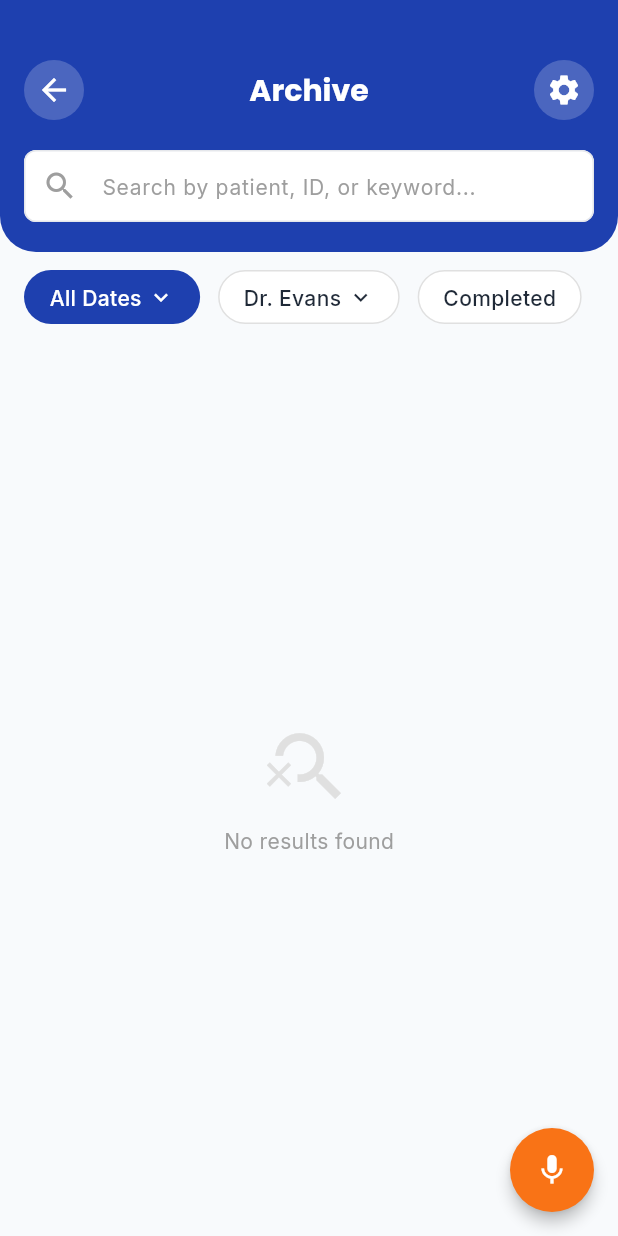
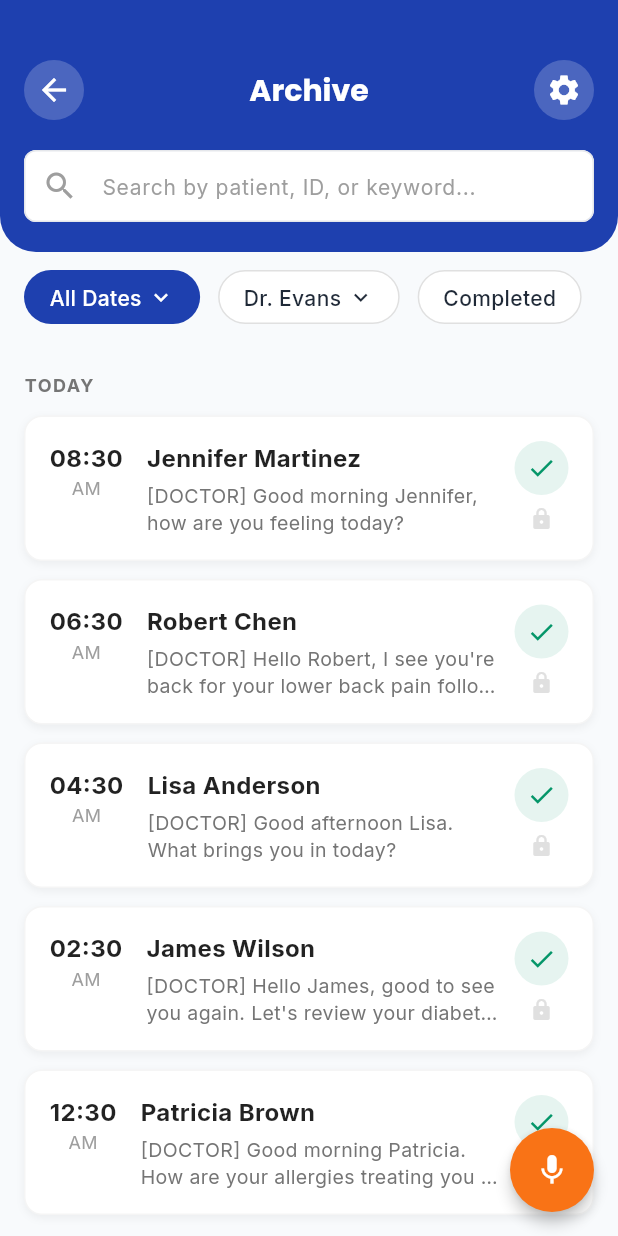
Before and after one commit to itshae43/MediTranscribe_Pro, a Flutter app: the screen it shows after launch, after a tap on "View All", on a phone screen of 412 x 824 dp. Run offline on Flutter 3.47's test engine with Material 3 defaults, Android fonts, the phone set to English and light mode, and no system bars; our stand-ins replace connectivity_plus, dio, flutter_animate, flutter_dotenv, flutter_riverpod, google_fonts and 5 more; missing offline and left inert: encrypt, record; accounts and stored records are empty; network calls fail.

Commit message:
add 5 waiting + 5 completed demo patients with full transcripts, fix Schedule label width

```diff
--- a/lib/providers/consultation_provider.dart
+++ b/lib/providers/consultation_provider.dart
@@ -163,14 +163,37 @@ class ConsultationsListNotifier extends StateNotifier<AsyncValue<List<Consultati
   List<Consultation> _generateMockWaitingList() {
     final now = DateTime.now();
     return [
+      // ===== 5 WAITING PATIENTS =====
       Consultation(
         id: const Uuid().v4(),
-        patientId: 'David Carter',
+        patientId: 'Mr. Johnson',
         doctorId: 'doctor_001',
-        chiefComplaint: 'Severe migraine with aura, sensitivity to light. Recurring episode.',
-        consultationType: 'Follow-up',
+        chiefComplaint: 'Pain in his chest and shortness of breath',
+        consultationType: 'Urgent Care',
         audioDuration: 0,
-        createdAt: now.add(const Duration(minutes: 15)),
+        createdAt: now.add(const Duration(minutes: 5)),
+        status: 'waiting',
+        isEncrypted: false,
+      ),
+      Consultation(
+        id: const Uuid().v4(),
+        patientId: 'Sarah Williams',
+        doctorId: 'doctor_001',
+        chiefComplaint: 'Persistent dry cough and fever for 3 days. Sore throat and body aches.',
+        consultationType: 'New Assessment',
+        audioDuration: 0,
+        createdAt: now.add(const Duration(minutes: 20)),
+        status: 'waiting',
+        isEncrypted: false,
+      ),
+      Consultation(
+        id: const Uuid().v4(),
+        patientId: 'Michael Rodriguez',
+        doctorId: 'doctor_001',
+        chiefComplaint: 'Left knee pain after falling during soccer practice. Swelling observed.',
+        consultationType: 'New Assessment',
+        audioDuration: 0,
+        createdAt: now.add(const Duration(minutes: 35)),
         status: 'waiting',
         isEncrypted: false,
       ),
@@ -178,34 +201,219 @@ class ConsultationsListNotifier extends StateNotifier<AsyncValue<List<Consultati
         id: const Uuid().v4(),
         patientId: 'Emma Thompson',
         doctorId: 'doctor_001',
-        chiefComplaint: 'BP Review. Recent readings high in mornings.',
+        chiefComplaint: 'Blood pressure follow-up. Recent readings high in mornings (150/95).',
         consultationType: 'Follow-up',
         audioDuration: 0,
-        createdAt: now.add(const Duration(minutes: 45)),
+        createdAt: now.add(const Duration(minutes: 50)),
         status: 'waiting',
         isEncrypted: false,
       ),
       Consultation(
         id: const Uuid().v4(),
-        patientId: 'Michael Rodriguez',
+        patientId: 'David Carter',
         doctorId: 'doctor_001',
-        chiefComplaint: 'Left knee pain after falling during soccer practice.',
-        consultationType: 'New Assessment',
+        chiefComplaint: 'Severe migraine with aura, sensitivity to light. Recurring for 2 weeks.',
+        consultationType: 'Follow-up',
         audioDuration: 0,
-        createdAt: now.add(const Duration(hours: 1, minutes: 15)),
+        createdAt: now.add(const Duration(hours: 1)),
         status: 'waiting',
         isEncrypted: false,
       ),
+
+      // ===== 5 COMPLETED PATIENTS WITH FULL TRANSCRIPTS =====
       Consultation(
-        id: const Uuid().v4(),
-        patientId: 'Sarah Conner',
+        id: 'completed_001',
+        patientId: 'Jennifer Martinez',
         doctorId: 'doctor_001',
-        chiefComplaint: 'Persistent dry cough and fever for 3 days.',
-        consultationType: 'Urgent Care',
-        audioDuration: 0,
-        createdAt: now.add(const Duration(hours: 2)),
-        status: 'waiting',
-        isEncrypted: false,
+        chiefComplaint: 'Annual physical examination and blood work review',
+        consultationType: 'General Checkup',
+        audioDuration: 312, // 5m 12s
+        createdAt: now.subtract(const Duration(hours: 2)),
+        status: 'finalized',
+        isEncrypted: true,
+        transcript: '''[DOCTOR] Good morning Jennifer, how are you feeling today?
+[PATIENT] Good morning Doctor. I'm feeling well overall, just here for my annual checkup.
+[DOCTOR] That's great to hear. I've reviewed your blood work results from last week. Let me go through them with you.
+[PATIENT] Sure, I've been a bit anxious about those results.
+[DOCTOR] No need to worry. Your cholesterol levels have improved significantly since last year. Your LDL is now at 110, down from 145.
+[PATIENT] Oh that's wonderful news! I've been trying to eat healthier and exercise more.
+[DOCTOR] It's clearly working. Your HDL is also in a good range at 55. Blood sugar levels are normal at 95 mg/dL.
+[PATIENT] I was worried about diabetes since it runs in my family.
+[DOCTOR] Your levels are well within normal range. However, given your family history, we should continue monitoring annually.
+[PATIENT] That makes sense. What about my blood pressure?
+[DOCTOR] Your blood pressure today is 120 over 78, which is excellent. Heart rate is 72 beats per minute.
+[PATIENT] That's a relief. I've been doing cardio three times a week.
+[DOCTOR] Keep up the good work. Your weight is stable at 145 pounds, and your BMI is 23, which is healthy.
+[PATIENT] Thank you Doctor. Is there anything else I should be doing?
+[DOCTOR] I'd recommend continuing your current lifestyle. Maybe add some vitamin D supplementation since your levels are slightly low.
+[PATIENT] How much vitamin D should I take?
+[DOCTOR] I'd suggest 2000 IU daily. You can get it over the counter. Also, make sure you're getting enough calcium for bone health.
+[PATIENT] I'll pick some up today. Should I come back for another checkup soon?
+[DOCTOR] Let's schedule your next annual physical for the same time next year. If you notice any concerning symptoms before then, don't hesitate to call.
+[PATIENT] Thank you so much Doctor. I appreciate the thorough review.
+[DOCTOR] You're welcome Jennifer. Take care and keep up the healthy habits!''',
+        clinicalNotes: {
+          'diagnoses': ['Healthy adult', 'Low Vitamin D'],
+          'medications': ['Vitamin D3 2000 IU daily', 'Calcium 500mg daily'],
+          'followUp': 'Annual physical in 12 months',
+        },
+      ),
+      Consultation(
+        id: 'completed_002',
+        patientId: 'Robert Chen',
+        doctorId: 'doctor_001',
+        chiefComplaint: 'Chronic lower back pain for 6 weeks, worsening with sitting',
+        consultationType: 'Follow-up',
+        audioDuration: 285, // 4m 45s
+        createdAt: now.subtract(const Duration(hours: 4)),
+        status: 'finalized',
+        isEncrypted: true,
+        transcript: '''[DOCTOR] Hello Robert, I see you're back for your lower back pain follow-up. How has it been since our last visit?
+[PATIENT] Hi Doctor. The pain is still there, especially when I sit for long periods at work. It's gotten a bit worse actually.
+[DOCTOR] I'm sorry to hear that. On a scale of 1 to 10, how would you rate the pain now?
+[PATIENT] I'd say about a 6 or 7. Sometimes it shoots down my left leg too.
+[DOCTOR] That radiating pain is concerning. It could indicate some nerve involvement. Let me examine you.
+[PATIENT] Sure Doctor. It really bothers me during work meetings.
+[DOCTOR] I can feel some muscle tension in your lower lumbar region. Can you bend forward for me?
+[PATIENT] It hurts when I do that. There's a pulling sensation.
+[DOCTOR] Based on my examination and your symptoms, I'd like to order an MRI of your lumbar spine to rule out any disc issues.
+[PATIENT] Do you think it could be a herniated disc?
+[DOCTOR] It's possible. The radiating pain down your leg suggests possible nerve compression. The MRI will give us a clearer picture.
+[PATIENT] That sounds serious. What can I do in the meantime?
+[DOCTOR] I'll prescribe a muscle relaxant to help with the tension, and continue with the anti-inflammatory medication.
+[PATIENT] Should I still do the stretches you recommended last time?
+[DOCTOR] Yes, gentle stretching is good, but avoid any exercises that increase your pain. I'm also going to refer you to physical therapy.
+[PATIENT] How often would I need to go to physical therapy?
+[DOCTOR] Typically two to three times per week for about four to six weeks. The therapist will teach you exercises to strengthen your core.
+[PATIENT] Okay Doctor, I'll make sure to follow through with everything.
+[DOCTOR] Great. Let's schedule the MRI for this week and I'll see you back in two weeks to review the results.''',
+        clinicalNotes: {
+          'diagnoses': ['Lumbar radiculopathy', 'Suspected disc herniation L4-L5'],
+          'medications': ['Cyclobenzaprine 10mg', 'Ibuprofen 600mg TID'],
+          'followUp': 'MRI lumbar spine, Physical therapy referral, Follow-up in 2 weeks',
+        },
+      ),
+      Consultation(
+        id: 'completed_003',
+        patientId: 'Lisa Anderson',
+        doctorId: 'doctor_001',
+        chiefComplaint: 'Anxiety and difficulty sleeping for the past month',
+        consultationType: 'New Assessment',
+        audioDuration: 340, // 5m 40s
+        createdAt: now.subtract(const Duration(hours: 6)),
+        status: 'finalized',
+        isEncrypted: true,
+        transcript: '''[DOCTOR] Good afternoon Lisa. What brings you in today?
+[PATIENT] Hi Doctor. I've been really struggling with anxiety and I can't sleep properly for the past month.
+[DOCTOR] I'm sorry to hear that. Can you tell me more about what you're experiencing?
+[PATIENT] I constantly feel worried and on edge. My heart races sometimes and I have trouble concentrating at work.
+[DOCTOR] How has this affected your sleep specifically?
+[PATIENT] I lie awake for hours thinking about things. Even when I fall asleep, I wake up multiple times during the night.
+[DOCTOR] On average, how many hours of sleep are you getting per night?
+[PATIENT] Maybe 4 or 5 hours on a good night. Sometimes less.
+[DOCTOR] That's significantly less than the recommended 7 to 8 hours. Has anything changed in your life recently that might have triggered this?
+[PATIENT] Work has been extremely stressful. We had layoffs and I've been worried about my job security.
+[DOCTOR] Work stress is a very common trigger for anxiety. Have you noticed any physical symptoms like headaches or stomach issues?
+[PATIENT] Yes, I've been getting tension headaches almost daily and my appetite has decreased.
+[DOCTOR] Thank you for sharing that. Have you experienced anxiety like this before?
+[PATIENT] Not to this extent. I've always been a bit of a worrier but this feels different.
+[DOCTOR] I understand. Based on what you're describing, it sounds like you're experiencing generalized anxiety disorder. This is very treatable.
+[PATIENT] What kind of treatment would you recommend?
+[DOCTOR] I'd like to start with a combination approach. First, I'll prescribe a low-dose SSRI medication which helps with both anxiety and sleep.
+[PATIENT] Are there any side effects I should know about?
+[DOCTOR] Some people experience mild nausea or headaches initially, but these usually resolve within a week or two.
+[DOCTOR] I'd also recommend seeing a therapist for cognitive behavioral therapy. It's very effective for anxiety.
+[PATIENT] I've heard about that. I'm willing to try therapy.
+[DOCTOR] Great. I also want you to practice good sleep hygiene - no screens before bed, keep a regular sleep schedule, and avoid caffeine after noon.
+[PATIENT] I do drink a lot of coffee. I'll try to cut back.
+[DOCTOR] That will help. Let's schedule a follow-up in four weeks to see how you're responding to the medication.''',
+        clinicalNotes: {
+          'diagnoses': ['Generalized Anxiety Disorder (F41.1)', 'Insomnia secondary to anxiety'],
+          'medications': ['Sertraline 25mg daily, increase to 50mg after 1 week'],
+          'followUp': 'Referral to therapist for CBT, Follow-up in 4 weeks',
+        },
+      ),
+      Consultation(
+        id: 'completed_004',
+        patientId: 'James Wilson',
+        doctorId: 'doctor_001',
+        chiefComplaint: 'Diabetes management and medication adjustment',
+        consultationType: 'Follow-up',
+        audioDuration: 298, // 4m 58s
+        createdAt: now.subtract(const Duration(hours: 8)),
+        status: 'finalized',
+        isEncrypted: true,
+        transcript: '''[DOCTOR] Hello James, good to see you again. Let's review your diabetes management today.
+[PATIENT] Hi Doctor. I've been checking my blood sugar regularly like you asked.
+[DOCTOR] Excellent. What have your readings been like?
+[PATIENT] My fasting glucose has been between 140 and 160. After meals it sometimes goes up to 200.
+[DOCTOR] Those numbers are still a bit high. We should aim for fasting glucose under 130 and post-meal under 180.
+[PATIENT] I was afraid of that. I've been trying to watch my carbs.
+[DOCTOR] Let me check your HbA1c from last week. It's at 7.8%, which is slightly above our target of 7%.
+[PATIENT] What does that mean exactly?
+[DOCTOR] HbA1c gives us a picture of your average blood sugar over the past three months. 7.8% means we need to make some adjustments.
+[PATIENT] Do I need more medication?
+[DOCTOR] I'd like to increase your Metformin dose from 500mg to 850mg twice daily. This should help with fasting numbers.
+[PATIENT] Will that cause any stomach issues?
+[DOCTOR] It might initially. Make sure to take it with meals to minimize any digestive discomfort.
+[DOCTOR] I also want to add a medication called Empagliflozin. It works differently and helps protect your kidneys as well.
+[PATIENT] How does that one work?
+[DOCTOR] It helps your kidneys excrete excess glucose through urine. You might notice you urinate more frequently initially.
+[PATIENT] Okay, I can manage that. What about my diet?
+[DOCTOR] I'd recommend reducing portion sizes at dinner and avoiding white rice and bread. Choose whole grains instead.
+[PATIENT] My wife has been cooking more vegetables lately.
+[DOCTOR] That's wonderful. Also try to walk for 30 minutes after your largest meal. It really helps with blood sugar control.
+[PATIENT] I can do that. The weather has been nice for walking.
+[DOCTOR] Perfect. I want to see you back in 6 weeks to recheck your HbA1c and see how you're doing on the new regimen.
+[PATIENT] Thank you Doctor. I'll work harder on my diet and exercise.
+[DOCTOR] You're doing well James. Small consistent changes make a big difference over time.''',
+        clinicalNotes: {
+          'diagnoses': ['Type 2 Diabetes Mellitus - suboptimally controlled', 'HbA1c 7.8%'],
+          'medications': ['Metformin 850mg BID', 'Empagliflozin 10mg daily'],
+          'followUp': 'Repeat HbA1c in 6 weeks, Nutrition counseling recommended',
+        },
+      ),
+      Consultation(
+        id: 'completed_005',
+        patientId: 'Patricia Brown',
+        doctorId: 'doctor_001',
+        chiefComplaint: 'Seasonal allergies and sinus congestion',
+        consultationType: 'Follow-up',
+        audioDuration: 265, // 4m 25s
+        createdAt: now.subtract(const Duration(hours: 10)),
+        status: 'finalized',
+        isEncrypted: true,
+        transcript: '''[DOCTOR] Good morning Patricia. How are your allergies treating you this season?
+[PATIENT] Good morning Doctor. They're terrible this year. My nose is constantly stuffed and my eyes are so itchy.
+[DOCTOR] Allergy season has been particularly bad this spring. When did your symptoms start?
+[PATIENT] About three weeks ago when all the trees started blooming. I've been miserable ever since.
+[DOCTOR] What have you been taking to manage the symptoms?
+[PATIENT] Over-the-counter Claritin, but it doesn't seem to be helping much anymore.
+[DOCTOR] Loratadine can lose effectiveness over time. Let's try a different antihistamine.
+[PATIENT] I've also been using nasal spray but it only helps for a few hours.
+[DOCTOR] Which nasal spray have you been using?
+[PATIENT] The decongestant one from the pharmacy. Afrin I think.
+[DOCTOR] Ah, you need to be careful with Afrin. Using it for more than 3 days can cause rebound congestion and make things worse.
+[PATIENT] Oh no, I've been using it for two weeks!
+[DOCTOR] That explains why your congestion has been so persistent. We need to transition you off of it.
+[PATIENT] How do I do that?
+[DOCTOR] I'm going to prescribe Flonase, which is a corticosteroid nasal spray. It takes a few days to work but is much safer for long-term use.
+[PATIENT] Should I stop the Afrin right away?
+[DOCTOR] Yes, stop it today. You may have increased congestion for a few days, but the Flonase will help.
+[DOCTOR] I'm also switching your antihistamine to Cetirizine, which may work better for you.
+[PATIENT] What about my itchy eyes?
+[DOCTOR] I'll prescribe antihistamine eye drops as well. Use them twice daily.
+[PATIENT] Thank you Doctor. Is there anything else I can do at home?
+[DOCTOR] Yes, shower before bed to rinse pollen from your hair. Keep windows closed and use air conditioning.
+[PATIENT] Good tips. I've been sleeping with windows open.
+[DOCTOR] That would definitely worsen your symptoms. Also consider getting a HEPA air purifier for your bedroom.
+[PATIENT] I'll look into that. Thank you so much Doctor!
+[DOCTOR] You're welcome Patricia. Follow up in two weeks if symptoms don't improve.''',
+        clinicalNotes: {
+          'diagnoses': ['Seasonal Allergic Rhinitis', 'Rhinitis Medicamentosa from Afrin overuse'],
+          'medications': ['Fluticasone nasal spray 2 sprays daily', 'Cetirizine 10mg daily', 'Ketotifen eye drops BID'],
+          'followUp': 'Follow-up in 2 weeks if no improvement',
+        },
       ),
     ];
   }
--- a/lib/screens/home_screen.dart
+++ b/lib/screens/home_screen.dart
@@ -803,7 +803,7 @@ class HomeScreen extends ConsumerWidget {
           crossAxisAlignment: CrossAxisAlignment.start,
           children: [
               SizedBox(
-                width: 80,
+                width: 100, // Increased width for longer labels like "Scheduled"
                 child: Text('$label:', style: const TextStyle(fontWeight: FontWeight.w600, color: Colors.black54)),
               ),
               Expanded(
```
